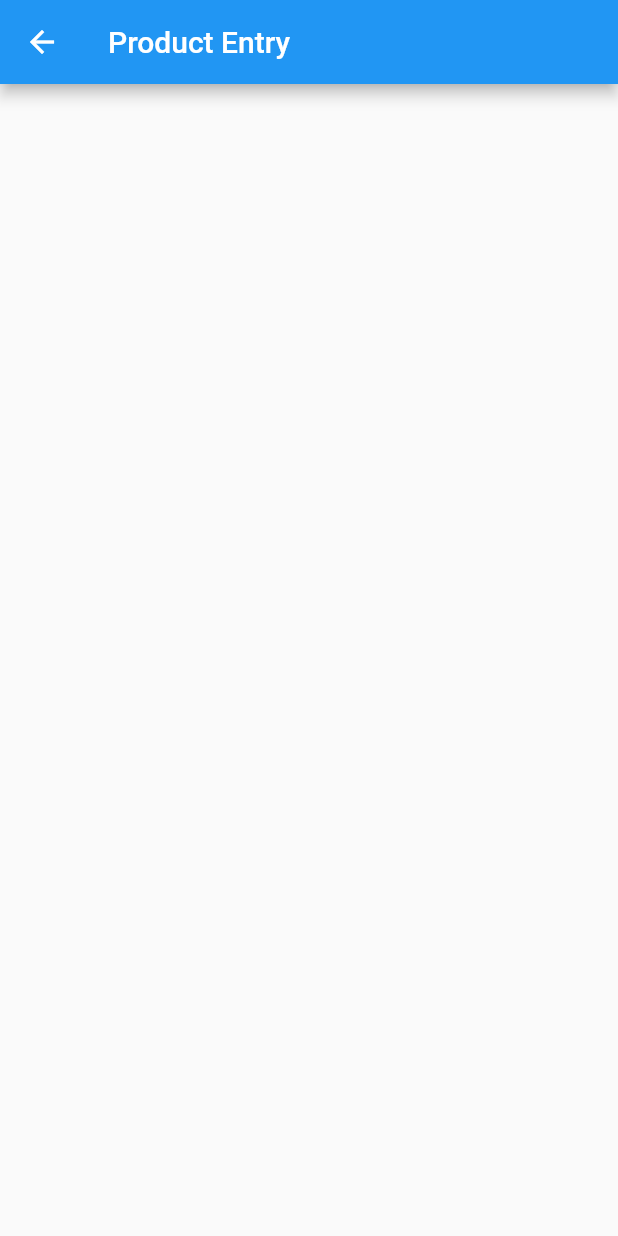
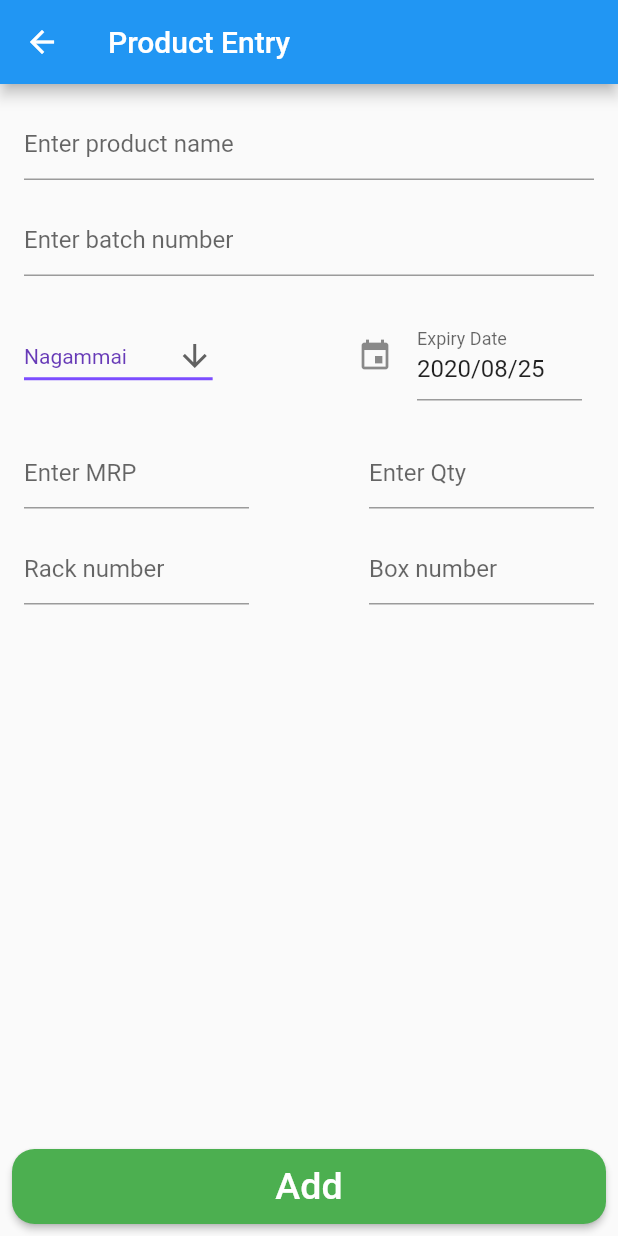
Before and after one commit to crio-tech/pharmacy, a Flutter app: the screen it shows after launch, in the side drawer, after a tap on "Entry", on a phone screen of 412 x 824 dp. Run offline on Flutter 3.47's test engine with Material 2 defaults, Android fonts, the phone set to English and light mode, and no system bars; drawn by our look-alikes of date_time_picker; our stand-ins replace double_back_to_close_app.

Commit message:
Entry page UI

```diff
--- a/lib/screens/entry_page.dart
+++ b/lib/screens/entry_page.dart
@@ -1,4 +1,6 @@
 import 'package:flutter/material.dart';
+import 'package:flutter/services.dart';
+import 'package:pharmacy/screens/screens.dart';
 
 class EntryPage extends StatefulWidget {
   EntryPage({Key key}) : super(key: key);
@@ -8,12 +10,177 @@ class EntryPage extends StatefulWidget {
 }
 
 class _EntryPageState extends State<EntryPage> {
+  String dropdownValue = 'Nagammai';
+  List<String> pharmaList = ['Nagammai', 'Paleppu', 'VMS', 'Kalyani'];
+
+  TextEditingController _dateController;
+  TextEditingController _nameController = TextEditingController();
+  TextEditingController _batchNoController = TextEditingController();
+  TextEditingController _mrpController = TextEditingController();
+  TextEditingController _qtyController = TextEditingController();
+  TextEditingController _rackNoController = TextEditingController();
+  TextEditingController _boxNoController = TextEditingController();
+
+  @override
+  void initState() {
+    super.initState();
+    _dateController = TextEditingController(text: DateTime.now().toString());
+  }
+
   @override
   Widget build(BuildContext context) {
     return Scaffold(
       appBar: AppBar(
         title: Text('Product Entry'),
       ),
+      body: Padding(
+        padding: const EdgeInsets.all(8.0),
+        child: Column(
+          children: [
+            Padding(
+              padding: const EdgeInsets.all(8.0),
+              child: TextField(
+                controller: _nameController,
+                decoration: InputDecoration(
+                  hintText: "Enter product name",
+                ),
+              ),
+            ),
+            Padding(
+              padding: const EdgeInsets.all(8.0),
+              child: TextField(
+                controller: _batchNoController,
+                decoration: InputDecoration(
+                  hintText: "Enter batch number",
+                ),
+              ),
+            ),
+            Padding(
+              padding: const EdgeInsets.all(8.0),
+              child: Row(
+                children: [
+                  DropdownButton<String>(
+                    hint: Text('Select a Pharma'),
+                    value: dropdownValue,
+                    icon: Icon(Icons.arrow_downward),
+                    iconSize: 24,
+                    elevation: 16,
+                    style: TextStyle(color: Colors.deepPurple),
+                    underline: Container(
+                      height: 2,
+                      color: Colors.deepPurpleAccent,
+                    ),
+                    onChanged: (String newValue) {
+                      setState(() {
+                        dropdownValue = newValue;
+                      });
+                    },
+                    items: pharmaList
+                        .map<DropdownMenuItem<String>>((String value) {
+                      return DropdownMenuItem<String>(
+                        value: value,
+                        child: Text(value),
+                      );
+                    }).toList(),
+                  ),
+                  Spacer(),
+                  Container(
+                    margin: const EdgeInsets.all(8.0),
+                    width: 150.0,
+                    child: DateTimePicker(
+                      type: DateTimePickerType.date,
+                      dateMask: 'yyyy/MM/dd',
+                      controller: _dateController,
+                      //initialValue: _initialValue,
+                      firstDate: DateTime(2000),
+                      lastDate: DateTime(2100),
+                      icon: Icon(Icons.event),
+                      dateLabelText: 'Expiry Date',
+                    ),
+                  )
+                ],
+              ),
+            ),
+            Padding(
+              padding: const EdgeInsets.all(8.0),
+              child: Row(
+                children: [
+                  Container(
+                    width: 150.0,
+                    child: TextField(
+                      controller: _mrpController,
+                      keyboardType: TextInputType.number,
+                      decoration: InputDecoration(
+                        hintText: "Enter MRP",
+                      ),
+                    ),
+                  ),
+                  Spacer(),
+                  Container(
+                    width: 150.0,
+                    child: TextField(
+                      keyboardType: TextInputType.number,
+                      controller: _qtyController,
+                      decoration: InputDecoration(
+                        hintText: "Enter Qty",
+                      ),
+                    ),
+                  ),
+                ],
+              ),
+            ),
+            Padding(
+              padding: const EdgeInsets.all(8.0),
+              child: Row(
+                children: [
+                  Container(
+                    width: 150.0,
+                    child: TextField(
+                      keyboardType: TextInputType.number,
+                      controller: _rackNoController,
+                      decoration: InputDecoration(
+                        hintText: "Rack number",
+                      ),
+                    ),
+                  ),
+                  Spacer(),
+                  Container(
+                    width: 150.0,
+                    child: TextField(
+                      keyboardType: TextInputType.number,
+                      controller: _boxNoController,
+                      decoration: InputDecoration(
+                        hintText: "Box number",
+                      ),
+                    ),
+                  ),
+                ],
+              ),
+            ),
+            Spacer(),
+            Container(
+              height: 50.0,
+              width: MediaQuery.of(context).size.width,
+              child: MaterialButton(
+                shape: RoundedRectangleBorder(
+                    borderRadius: BorderRadius.circular(15.0)),
+                splashColor: Colors.yellow,
+                color: Colors.green,
+                onPressed: () {
+                  print(_dateController.text);
+                },
+                child: Text(
+                  'Add',
+                  style: TextStyle(
+                    color: Colors.white,
+                    fontSize: 25.0,
+                  ),
+                ),
+              ),
+            ),
+          ],
+        ),
+      ),
     );
   }
 }
--- a/lib/screens/screens.dart
+++ b/lib/screens/screens.dart
@@ -5,3 +5,4 @@ export 'expiry_page.dart';
 export 'bill_check_page.dart';
 export 'settings_page.dart';
 export 'package:double_back_to_close_app/double_back_to_close_app.dart';
+export 'package:date_time_picker/date_time_picker.dart';
--- a/pubspec.yaml
+++ b/pubspec.yaml
@@ -14,6 +14,7 @@ dependencies:
   cupertino_icons: ^0.1.3
   flutter_bloc: ^6.0.1
   double_back_to_close_app: ^1.2.0
+  date_time_picker: ^1.0.1
 
 dev_dependencies:
   flutter_test:
```
